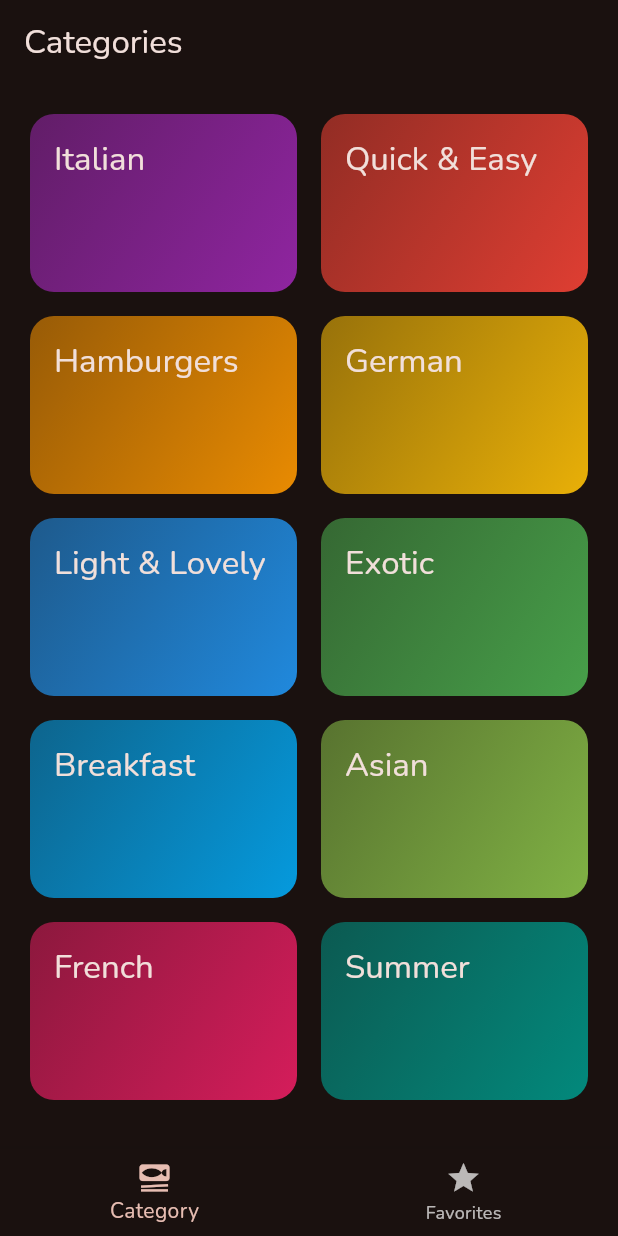
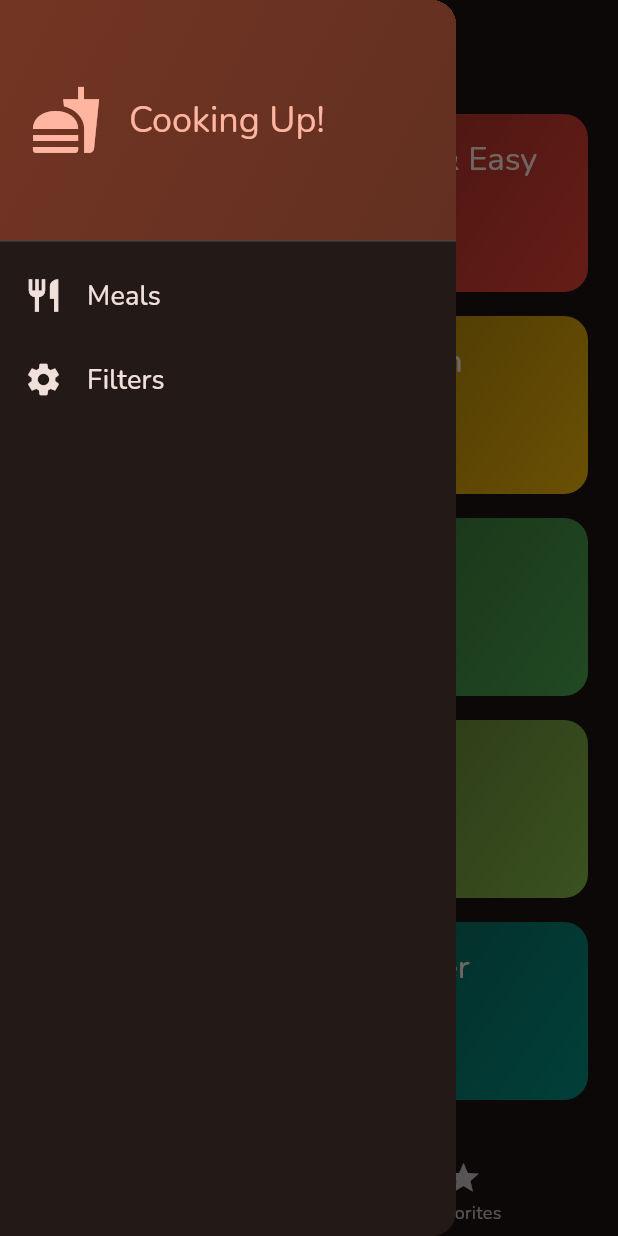
Before and after one commit to nanoosushi/meals-app, a Flutter app: the screen it shows after launch, with the side drawer open (before the commit the screen has no drawer), on a phone screen of 412 x 824 dp. Run offline on Flutter 3.47's test engine with Material 3 defaults, Android fonts, the phone set to English and light mode, and no system bars; our stand-ins replace google_fonts, transparent_image.

Commit message:
adding side bar and filters screen

```diff
--- a/lib/screens/tabs.dart
+++ b/lib/screens/tabs.dart
@@ -1,17 +1,19 @@
 import 'package:flutter/material.dart';
 import 'package:meals_app/models/meal.dart';
 import 'package:meals_app/screens/categories.dart';
+import 'package:meals_app/screens/filters.dart';
 import 'package:meals_app/screens/meals.dart';
+import 'package:meals_app/widgets/main_drawer.dart';
 
 class TabsScreen extends StatefulWidget {
   const TabsScreen({super.key});
   @override
   State<TabsScreen> createState() {
-    return TabsScreenState();
+    return _TabsScreenState();
   }
 }
 
-class TabsScreenState extends State<TabsScreen> {
+class _TabsScreenState extends State<TabsScreen> {
   int _selectedPageIndex = 0;
   final List<Meal> _favoriteMeals = [];
 
@@ -45,6 +47,19 @@ class TabsScreenState extends State<TabsScreen> {
     });
   }
 
+  void _setScreen(String identifier) {
+    Navigator.of(context).pop();
+    if (identifier == 'filters') {
+      Navigator.of(context).push(
+        MaterialPageRoute(
+          builder: (ctx) => const FiltersScreen(),
+        ),
+      );
+    } else {
+      Navigator.of(context).pop();
+    }
+  }
+
   @override
   Widget build(BuildContext context) {
     Widget activePage = CategoriesScreen(
@@ -62,6 +77,9 @@ class TabsScreenState extends State<TabsScreen> {
       appBar: AppBar(
         title: Text(activePageTitle),
       ),
+      drawer: MainDrawer(
+        onSelectScreen: _setScreen,
+      ),
       body: activePage,
       bottomNavigationBar: BottomNavigationBar(
         onTap: _selectPage,
--- /dev/null
+++ b/lib/widgets/main_drawer.dart
@@ -0,0 +1,81 @@
+import 'package:flutter/material.dart';
+
+class MainDrawer extends StatelessWidget {
+  const MainDrawer({super.key, required this.onSelectScreen});
+
+  final void Function(String identifier) onSelectScreen;
+
+  @override
+  Widget build(BuildContext context) {
+    return Drawer(
+      child: Column(
+        children: [
+          DrawerHeader(
+            padding: const EdgeInsets.all(20),
+            decoration: BoxDecoration(
+              gradient: LinearGradient(
+                colors: [
+                  Theme.of(context).colorScheme.primaryContainer,
+                  Theme.of(context)
+                      .colorScheme
+                      .primaryContainer
+                      .withOpacity(0.8),
+                ],
+                begin: Alignment.topLeft,
+                end: Alignment.bottomRight,
+              ),
+            ),
+            child: Row(
+              children: [
+                Icon(
+                  Icons.fastfood,
+                  size: 48,
+                  color: Theme.of(context).colorScheme.primary,
+                ),
+                const SizedBox(
+                  width: 18,
+                ),
+                Text(
+                  'Cooking Up!',
+                  style: Theme.of(context).textTheme.titleLarge!.copyWith(
+                      color: Theme.of(context).colorScheme.primary,
+                      fontSize: 24),
+                ),
+              ],
+            ),
+          ),
+          ListTile(
+            leading: Icon(
+              Icons.restaurant,
+              size: 26,
+              color: Theme.of(context).colorScheme.onSurface,
+            ),
+            title: Text(
+              'Meals',
+              style: Theme.of(context).textTheme.titleSmall!.copyWith(
+                  color: Theme.of(context).colorScheme.onSurface, fontSize: 18),
+            ),
+            onTap: () {
+              onSelectScreen('meals');
+            },
+          ),
+          ListTile(
+            leading: Icon(
+              Icons.settings,
+              size: 26,
+              color: Theme.of(context).colorScheme.onSurface,
+            ),
+            title: Text(
+              'Filters',
+              style: Theme.of(context).textTheme.titleSmall!.copyWith(
+                  color: Theme.of(context).colorScheme.onSurface, fontSize: 18),
+            ),
+            onTap: () {
+              onSelectScreen('filters');
+            },
+          )
+        ],
+      ),
+    );
+  }
+}
```
Also changed, not shown: lib/screens/filters.dart (added, +48 -0 lines).
